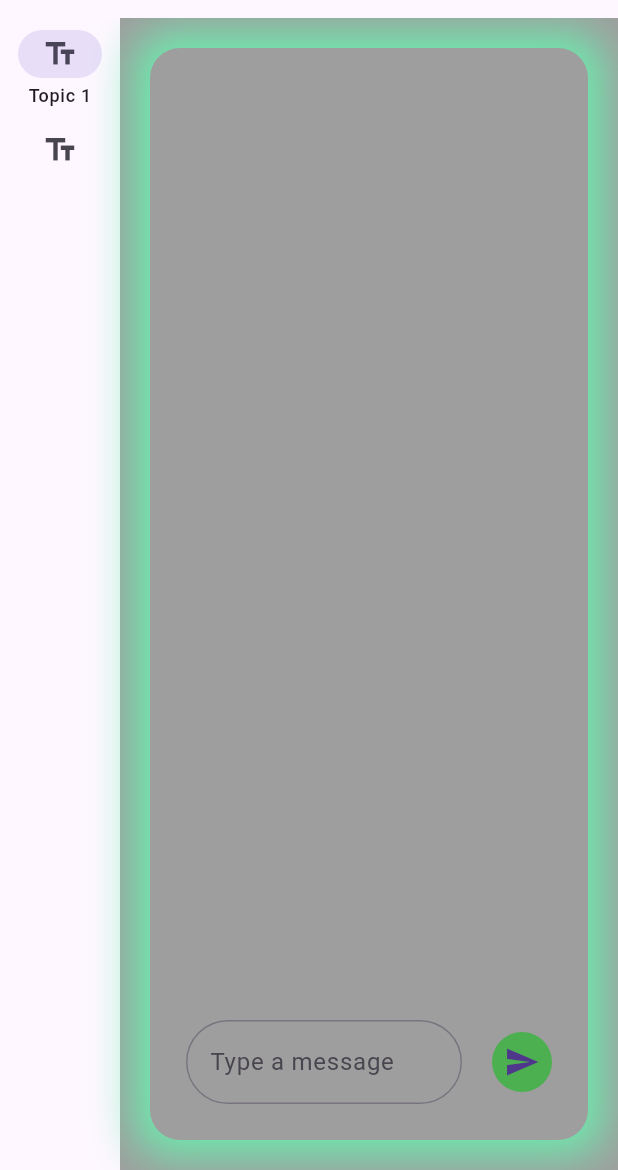
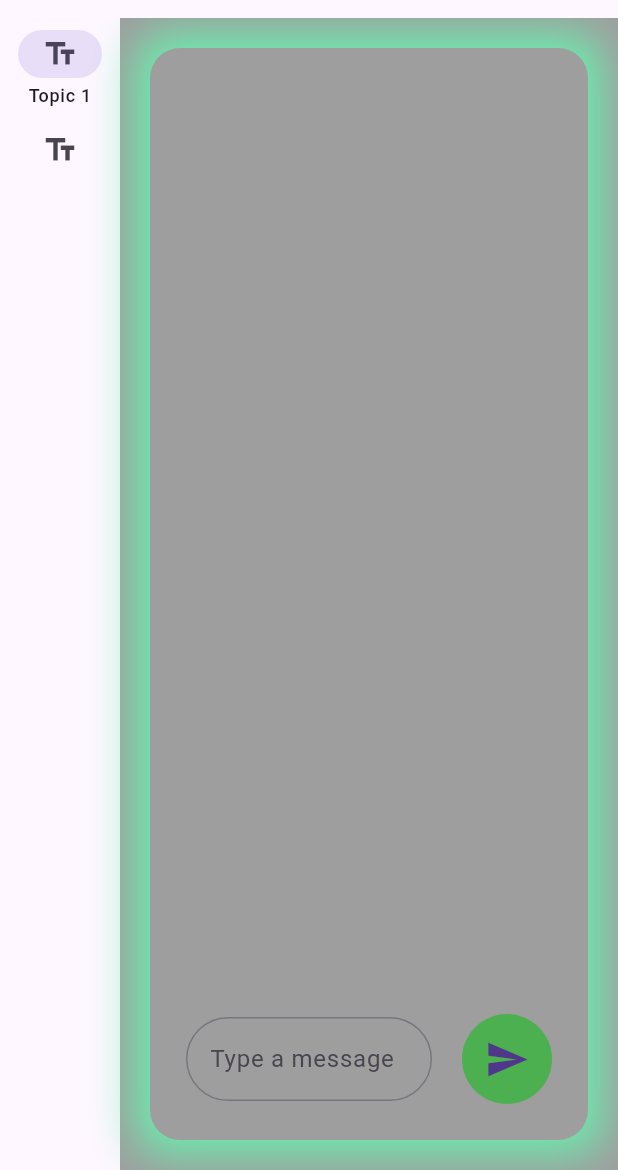
Before and after one commit to ZafarFaraz/Llama3.1-flutter, a Flutter app: the screen it shows after launch, on a phone screen of 412 x 824 dp, the part 66-1236 px from its top. Run offline on Flutter 3.47's test engine with Material 3 defaults, Android fonts, the phone set to English and light mode, and no system bars; our stand-ins replace flutter_tts, geocoding, location, speech_to_text; missing offline and left inert: dart:ffi, udp; statements that could not run were skipped.

Commit message:
changing button size for send/voice

```diff
--- a/llama_flutter/lib/pages/ChatView.dart
+++ b/llama_flutter/lib/pages/ChatView.dart
@@ -240,8 +240,12 @@ class ChatView extends StatelessWidget {
                     ),
                     CircleAvatar(
                       backgroundColor: Colors.green,
+                      radius: 30,
                       child: IconButton(
-                        icon: Icon(Icons.send),
+                        icon: Icon(
+                          Icons.send,
+                          size: 30,
+                        ),
                         onPressed: () {
                           if (_controller.text.isNotEmpty) {
                             onSendMessage(_controller.text);
--- a/llama_flutter/lib/pages/VoiceView.dart
+++ b/llama_flutter/lib/pages/VoiceView.dart
@@ -264,8 +264,12 @@
                   ),
                   CircleAvatar(
                     backgroundColor: Colors.purple,
+                    radius: 30,
                     child: IconButton(
-                      icon: Icon(isListening ? Icons.mic_off : Icons.mic),
+                      icon: Icon(
+                        isListening ? Icons.mic_off : Icons.mic,
+                        size: 30,
+                      ),
                       onPressed: onMicPressed,
                     ),
                   )
```
